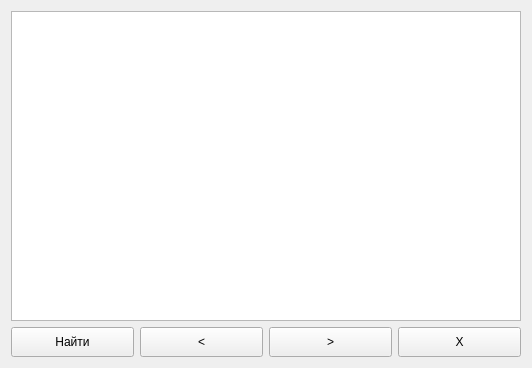
xXRadioHeadXx/start7, file m_cfg/unitfinder.ui: the form before one commit.
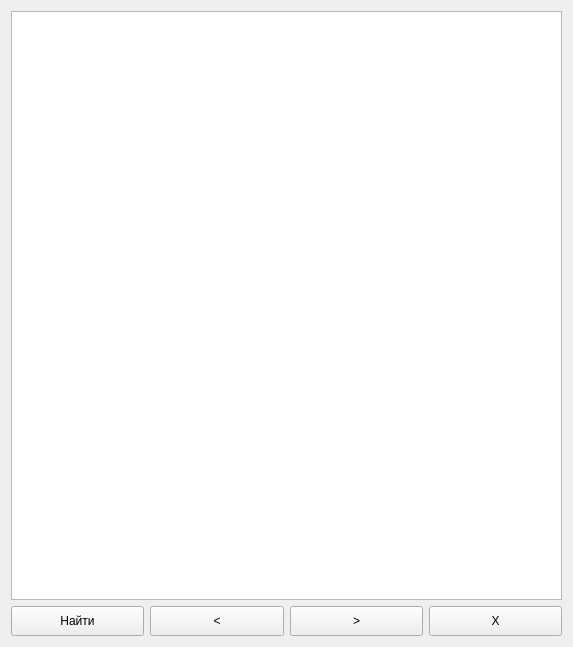
The form after the commit.

The edit to the form file:
```diff
--- a/m_cfg/unitfinder.ui
+++ b/m_cfg/unitfinder.ui
@@ -6,8 +6,8 @@
    <rect>
     <x>0</x>
     <y>0</y>
-    <width>532</width>
-    <height>368</height>
+    <width>573</width>
+    <height>647</height>
    </rect>
   </property>
   <property name="windowTitle">
```
